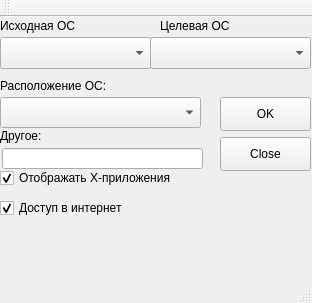
The window that mainwindow.ui (stepdmitry/QtChroot) describes before a commit, drawn with Qt 5.
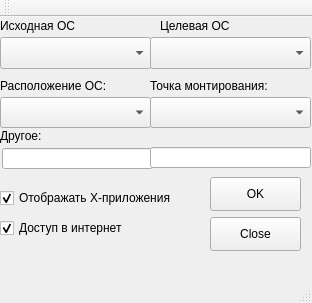
The same window after the commit.

```diff
--- a/mainwindow.ui
+++ b/mainwindow.ui
@@ -31,7 +31,7 @@
     <property name="geometry">
      <rect>
       <x>0</x>
-      <y>150</y>
+      <y>170</y>
       <width>201</width>
       <height>22</height>
      </rect>
@@ -77,7 +77,7 @@
      <rect>
       <x>0</x>
       <y>80</y>
-      <width>201</width>
+      <width>151</width>
       <height>31</height>
      </rect>
     </property>
@@ -98,7 +98,7 @@
     <property name="geometry">
      <rect>
       <x>0</x>
-      <y>180</y>
+      <y>200</y>
       <width>201</width>
       <height>22</height>
      </rect>
@@ -115,7 +115,7 @@
      <rect>
       <x>2</x>
       <y>131</y>
-      <width>201</width>
+      <width>151</width>
       <height>21</height>
      </rect>
     </property>
@@ -136,8 +136,8 @@
    <widget class="QPushButton" name="OK_button">
     <property name="geometry">
      <rect>
-      <x>220</x>
-      <y>80</y>
+      <x>210</x>
+      <y>160</y>
       <width>91</width>
       <height>34</height>
      </rect>
@@ -149,8 +149,8 @@
    <widget class="QPushButton" name="close_button">
     <property name="geometry">
      <rect>
-      <x>220</x>
-      <y>120</y>
+      <x>210</x>
+      <y>200</y>
       <width>91</width>
       <height>34</height>
      </rect>
@@ -179,6 +179,39 @@
      </rect>
     </property>
    </widget>
+   <widget class="QComboBox" name="comboBox_4">
+    <property name="geometry">
+     <rect>
+      <x>150</x>
+      <y>80</y>
+      <width>161</width>
+      <height>31</height>
+     </rect>
+    </property>
+   </widget>
+   <widget class="QLabel" name="label_5">
+    <property name="geometry">
+     <rect>
+      <x>150</x>
+      <y>60</y>
+      <width>141</width>
+      <height>18</height>
+     </rect>
+    </property>
+    <property name="text">
+     <string>Точка монтирования:</string>
+    </property>
+   </widget>
+   <widget class="QLineEdit" name="lineEdit_2">
+    <property name="geometry">
+     <rect>
+      <x>150</x>
+      <y>130</y>
+      <width>161</width>
+      <height>21</height>
+     </rect>
+    </property>
+   </widget>
   </widget>
   <widget class="QMenuBar" name="menuBar">
    <property name="geometry">
```
